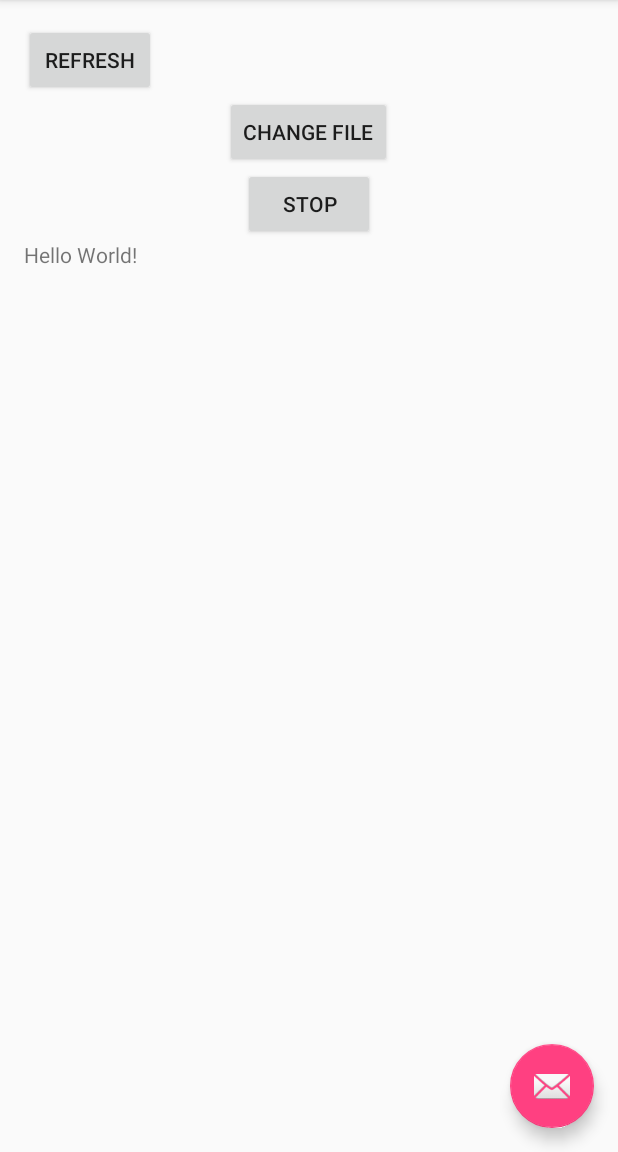
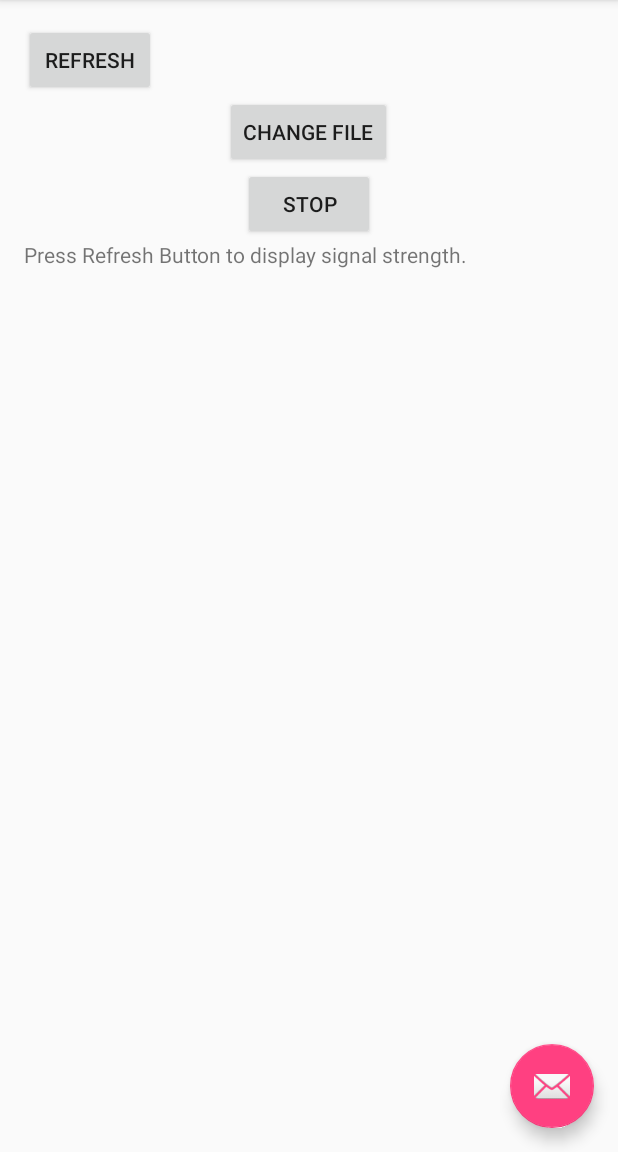
Before and after one commit to Dilu9218/TestRSSI, an Android app: the screen it shows after launch (MainActivity), on a phone screen of 412 x 824 dp, the part 84-1236 px from its top. Run offline under Robolectric (Android 15) with nearby library versions, the phone set to English and light mode, and no system bars.

Commit message:
modified UI

```diff
--- a/app/src/main/res/layout/content_main.xml
+++ b/app/src/main/res/layout/content_main.xml
@@ -35,6 +35,6 @@
     <TextView
         android:layout_width="wrap_content"
         android:layout_height="wrap_content"
-        android:text="Hello World!"
+        android:text="Press Refresh Button to display signal strength."
         android:id="@+id/res"/>
 </LinearLayout>
```
